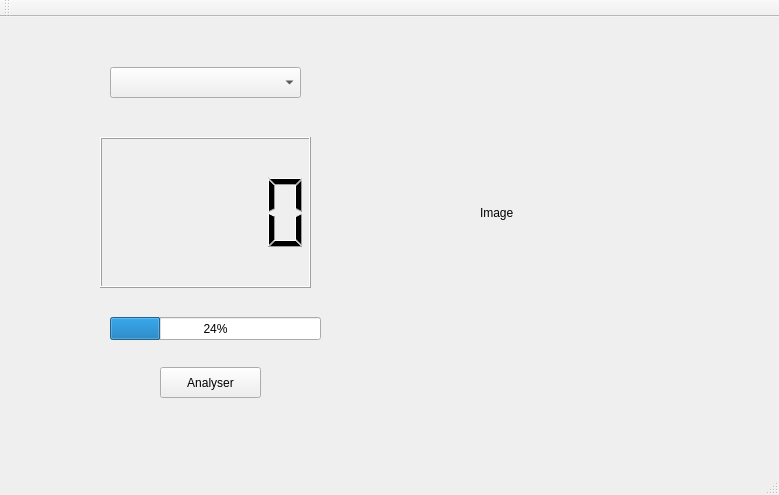
This is BotPanelReader/mainwindow.ui in paulcpro/PanneauxAI as Qt 5 draws it before an edit. The edited form follows.
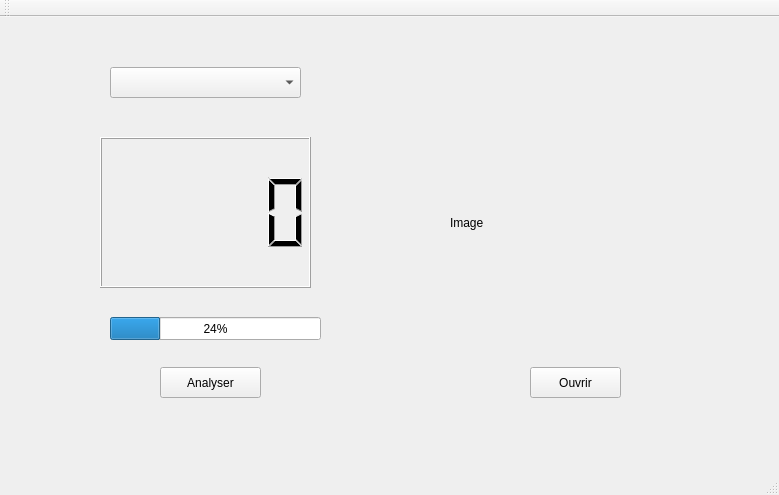
This is the edited form.

What changed in the file:
```diff
--- a/BotPanelReader/mainwindow.ui
+++ b/BotPanelReader/mainwindow.ui
@@ -27,10 +27,10 @@
    <widget class="QLabel" name="lImage">
     <property name="geometry">
      <rect>
-      <x>480</x>
+      <x>450</x>
       <y>120</y>
-      <width>211</width>
-      <height>151</height>
+      <width>241</width>
+      <height>171</height>
      </rect>
     </property>
     <property name="text">
@@ -73,6 +73,19 @@
      <string>Analyser</string>
     </property>
    </widget>
+   <widget class="QPushButton" name="pushButton_2">
+    <property name="geometry">
+     <rect>
+      <x>530</x>
+      <y>350</y>
+      <width>91</width>
+      <height>31</height>
+     </rect>
+    </property>
+    <property name="text">
+     <string>Ouvrir</string>
+    </property>
+   </widget>
   </widget>
   <widget class="QMenuBar" name="menuBar">
    <property name="geometry">
```
